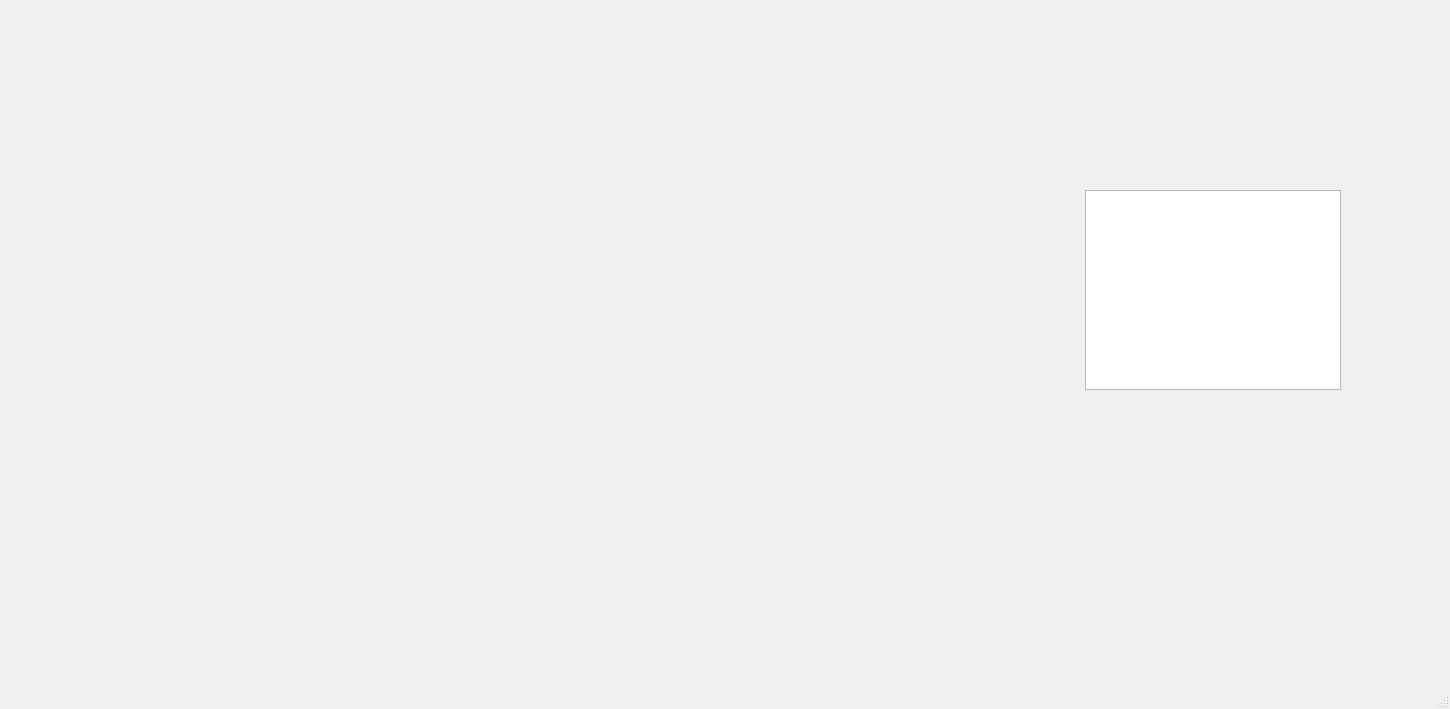
The window that ui/mainwindow.ui (willasantos/Projeto-SDMC) describes before a commit, drawn with Qt 5.
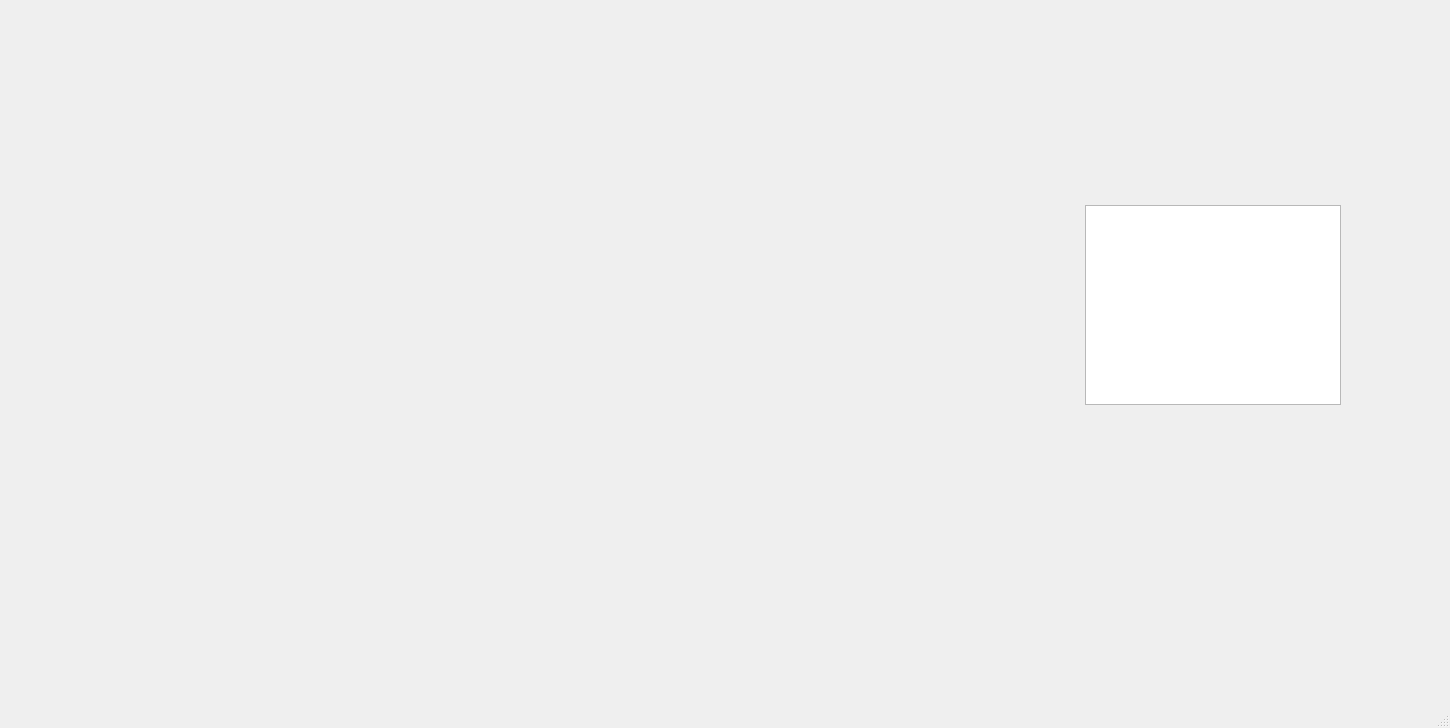
The same window after the commit. The open tabs and pages were chosen to show the change.

```diff
--- a/ui/mainwindow.ui
+++ b/ui/mainwindow.ui
@@ -7,7 +7,7 @@
     <x>0</x>
     <y>0</y>
     <width>1450</width>
-    <height>709</height>
+    <height>728</height>
    </rect>
   </property>
   <property name="windowTitle">
@@ -19,8 +19,8 @@
      <rect>
       <x>30</x>
       <y>-30</y>
-      <width>1371</width>
-      <height>661</height>
+      <width>1391</width>
+      <height>721</height>
      </rect>
     </property>
     <widget class="QWidget" name="page_home">
@@ -415,7 +415,7 @@
         <x>10</x>
         <y>30</y>
         <width>1301</width>
-        <height>581</height>
+        <height>611</height>
        </rect>
       </property>
       <layout class="QHBoxLayout" name="horizontalLayout_3">
```
